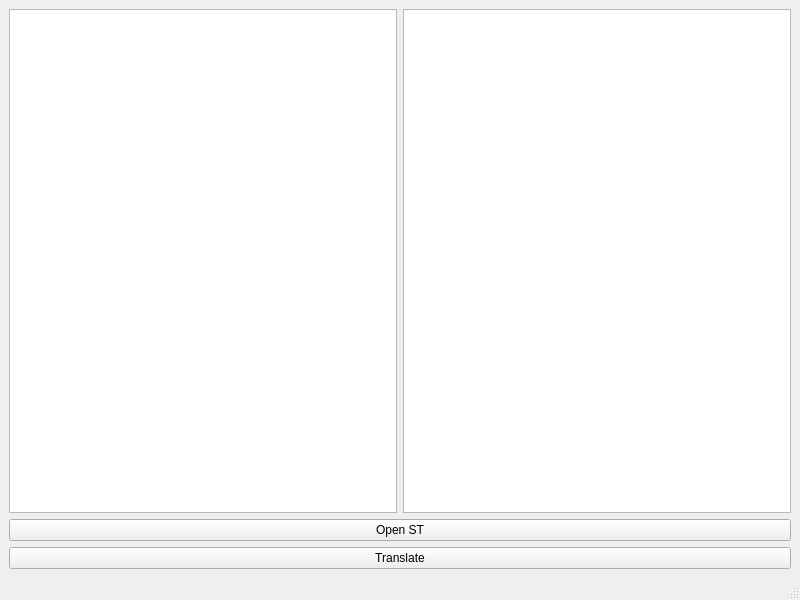
Qt form tools/tester/mainwindow.ui (martivs/st2c) before a commit.
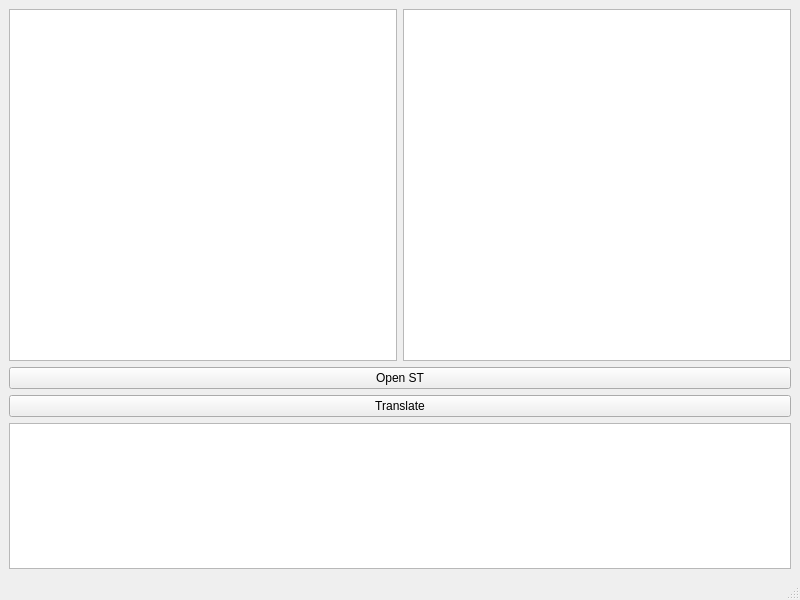
The same form after that commit.

```diff
--- a/tools/tester/mainwindow.ui
+++ b/tools/tester/mainwindow.ui
@@ -14,7 +14,7 @@
    <string>MainWindow</string>
   </property>
   <widget class="QWidget" name="centralwidget">
-   <layout class="QVBoxLayout" name="verticalLayout_2" stretch="85,15">
+   <layout class="QVBoxLayout" name="verticalLayout_2" stretch="60,15,25">
     <item>
      <layout class="QHBoxLayout" name="horizontalLayout">
       <item>
@@ -47,6 +47,9 @@
       </item>
      </layout>
     </item>
+    <item>
+     <widget class="QTextEdit" name="textEditErr"/>
+    </item>
    </layout>
   </widget>
   <widget class="QMenuBar" name="menubar">
```
